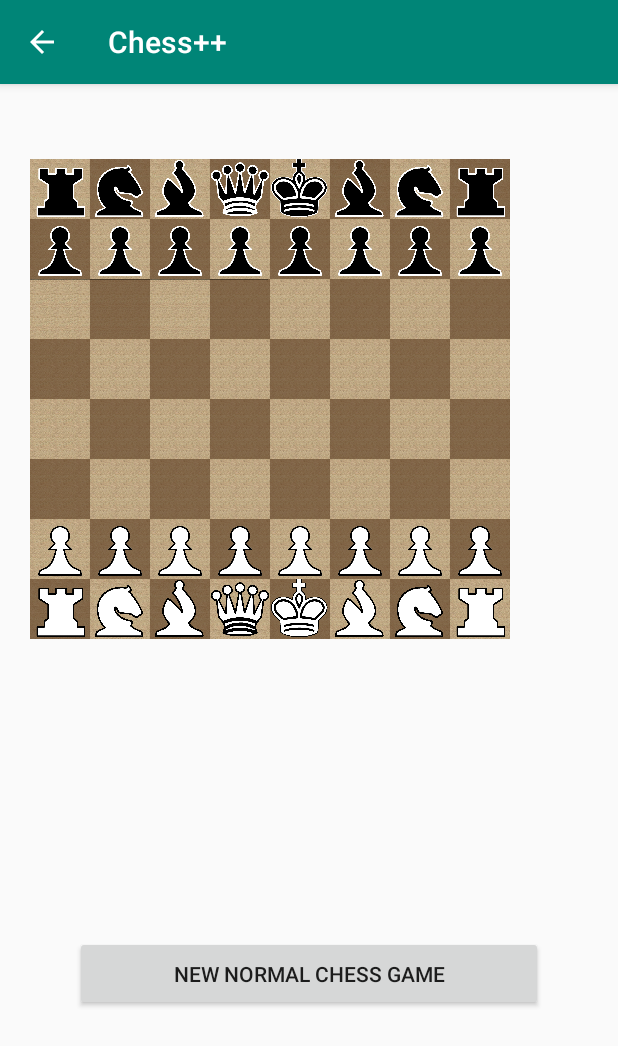
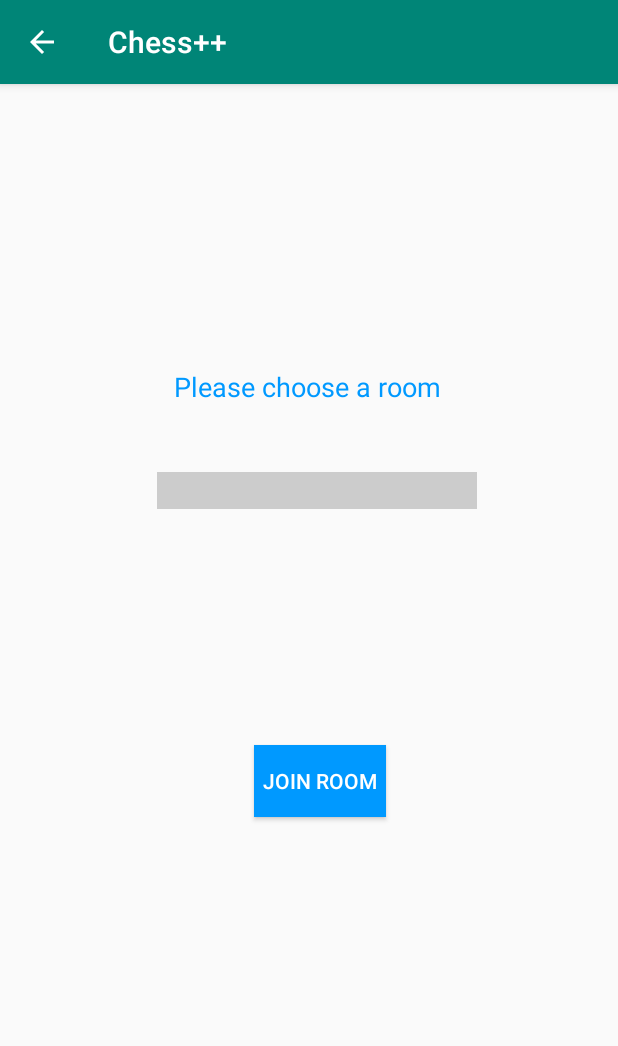
Before and after one commit to ColinAChen/cylinderChess, an Android app: the screen it shows after launch (DisplayBoardNormal before the commit, RoomSelect after it), after a tap on "NEW NORMAL CHESS GAME", on a phone screen of 412 x 824 dp. Shown: the top 1046 px of the screen. Run offline under Robolectric (Android 15) with nearby library versions, the phone set to English and light mode, and no system bars.

Commit message:
room select to support multiple games in Firebase

```diff
--- a/app/src/main/java/com/example/chessApp/MainActivity.java
+++ b/app/src/main/java/com/example/chessApp/MainActivity.java
@@ -3,12 +3,10 @@ package com.example.chessApp;
 import android.content.Intent;
 import android.support.v7.app.AppCompatActivity;
 import android.os.Bundle;
+import android.util.Log;
 import android.view.View;
 import android.widget.CheckBox;
 
-import com.example.chessApp.R;
-import com.example.chessApp.cylinder.DisplayBoardCylinder;
-import com.example.chessApp.normal.DisplayBoardNormal;
 import com.example.chessApp.normal.InstructionsNormal;
 
 public class MainActivity extends AppCompatActivity
@@ -27,16 +25,27 @@ public class MainActivity extends AppCompatActivity
     }
 
     public void goToBoardNormal(View view) {
-        Intent intent = new Intent(this, DisplayBoardNormal.class);
+        Log.d("mainActivity", "goToBoardNormal");
+        //Intent intent = new Intent(this, RoomSelect.class);
+        //startActivity(intent);
+        //Intent intent = new Intent(this, DisplayBoardNormal.class);
+        Intent intent = new Intent(this, RoomSelect.class);
         intent.putExtra("cpuToggle", cpuGame);
+        intent.putExtra("gameType", "normal");
         startActivity(intent);
     }
 
     public void goToBoardCylinder(View view) {
-        Intent intent = new Intent(this, DisplayBoardCylinder.class);
+        Log.d("mainActivity", "goToBoardCylinder");
+        //Intent intent = new Intent(this, DisplayBoardCylinder.class);
+        Intent intent = new Intent(this, RoomSelect.class);
+        intent.putExtra("gameType", "cylinder");
         startActivity(intent);
     }
-
+    //public void goToRoomSelect(View view){
+    //    Intent intent = new Intent(this, RoomSelect.class);
+    //    startActivity(intent);
+    //}
     public void goToInstructionsNormal(View view) {
         Intent intent = new Intent(this, InstructionsNormal.class);
         startActivity(intent);
--- /dev/null
+++ b/app/src/main/java/com/example/chessApp/RoomSelect.java
@@ -0,0 +1,77 @@
+package com.example.chessApp;
+
+import android.content.Intent;
+import android.os.Bundle;
+import android.support.design.widget.FloatingActionButton;
+import android.support.design.widget.Snackbar;
+import android.support.v7.app.AppCompatActivity;
+import android.support.v7.widget.Toolbar;
+import android.util.Log;
+import android.view.View;
+import android.widget.Button;
+import android.widget.EditText;
+import android.widget.TextView;
+import com.example.chessApp.R;
+import com.example.chessApp.cylinder.DisplayBoardCylinder;
+import com.example.chessApp.normal.DisplayBoardNormal;
+
+//https://javapapers.com/android/get-user-input-in-android/
+public class RoomSelect extends AppCompatActivity{
+    Button submitName;
+    EditText roomNameText;
+    //TextView mText;
+    boolean cpuGame = false;
+    String roomName = "";
+    String gameType = "";
+    @Override
+    protected void onCreate(Bundle savedInstanceState) {
+        Log.d("roomSelect", "on create");
+
+        Intent intent = getIntent();
+        gameType = intent.getStringExtra("gameType");
+        if (gameType.equals("normal")){
+            cpuGame=intent.getBooleanExtra("cpuToggle", false);
+        }
+        Log.d("roomSelect", roomName);
+        Log.d("roomSelect", gameType);
+        super.onCreate(savedInstanceState);
+        setContentView(R.layout.room_select);
+
+        submitName = (Button)findViewById(R.id.button1);
+        submitName.setOnClickListener(new View.OnClickListener() {
+            public void onClick(View view) {
+                roomNameText  = (EditText)findViewById(R.id.editText1);
+                //mText = (TextView)findViewById(R.id.textView1);
+                roomName = roomNameText.getText().toString();
+                goToRoom(view);
+                //Log.d("roomSelect", "submit clicked");
+                //Log.d("roomSelect", roomNameText.getText().toString());
+                //Log.d("roomSelect", roomName);
+                //startRoom()
+                // Check for a valid string to set as a node in Firebase
+                //mText.setText("Welcome "+roomName.getText().toString()+"!");
+            }
+        });
+    }
+    public void goToRoom(View view){//}, String prevIntent, String roomName, Boolean cpuGame){
+        Log.d("roomSelect", "" + "Game Type: " + gameType);
+        //Log.d("roomSelect", "" + )
+        if (roomName.equals("")){
+            return;
+        }
+        Intent intent = new Intent(this, DisplayBoardNormal.class);
+        if (gameType.equals("normal")){
+            //intent = new Intent(this, DisplayBoardNormal.class);
+            intent.putExtra("cpuToggle", cpuGame);
+        }
+        if (gameType.equals("cylinder")){
+            intent = new Intent(this, DisplayBoardCylinder.class);
+        }
+        intent.putExtra("roomName", roomName);
+        //Intent intent = new Intent(this, DisplayMessageActivity.class);
+        //EditText editText = (EditText) findViewById(R.id.editText);
+        //String message = editText.getText().toString();
+        //ntent.putExtra(EXTRA_MESSAGE, message);
+        startActivity(intent);
+    }
+}
--- /dev/null
+++ b/app/src/main/res/layout/room_select.xml
@@ -0,0 +1,48 @@
+<?xml version="1.0" encoding="utf-8"?>
+<RelativeLayout xmlns:android="http://schemas.android.com/apk/res/android"
+    xmlns:tools="http://schemas.android.com/tools"
+    android:layout_width="match_parent"
+    android:layout_height="match_parent" >
+
+    <TextView
+        android:id="@+id/textView2"
+        android:layout_width="wrap_content"
+        android:layout_height="wrap_content"
+
+        android:layout_marginBottom="-69dp"
+
+        android:layout_alignParentStart="true"
+        android:layout_marginStart="116dp"
+        android:layout_marginTop="189dp"
+        android:text="@string/room_select_prompt"
+        android:textAppearance="?android:attr/textAppearanceMedium"
+        android:textColor="#0099FF" />
+
+    <EditText
+        android:id="@+id/editText1"
+        android:layout_width="wrap_content"
+        android:layout_height="wrap_content"
+        android:layout_alignBottom="@+id/textView2"
+        android:layout_marginStart="-189dp"
+        android:layout_marginBottom="-69dp"
+        android:layout_toEndOf="@+id/textView2"
+        android:background="#CCCCCC"
+        android:ems="10"
+        android:inputType="textPersonName">
+
+        <requestFocus />
+    </EditText>
+
+    <Button
+        android:id="@+id/button1"
+        android:layout_width="wrap_content"
+        android:layout_height="wrap_content"
+        android:layout_below="@+id/textView2"
+        android:layout_alignParentLeft="true"
+        android:layout_marginLeft="169dp"
+        android:layout_marginTop="296dp"
+        android:background="#0099FF"
+        android:onClick="goToRoom"
+        android:text="@string/join_room_button"
+        android:textColor="#FFFFFF" />
+</RelativeLayout>
--- a/app/src/main/res/values/strings.xml
+++ b/app/src/main/res/values/strings.xml
@@ -28,4 +28,6 @@
     </string>
     <string name="action_settings">Settings</string>
     <string name="title_activity_instructions">Instructions</string>
+    <string name="room_select_prompt">Please choose a room</string>
+    <string name="join_room_button">Join room</string>
 </resources>
```
Also changed, not shown: app/src/main/AndroidManifest.xml (+7 -2 lines), app/src/main/java/com/example/chessApp/normal/DisplayBoardNormal.java (+27 -4 lines).
